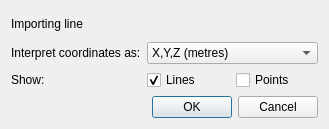
Old version of the form calcam/gui/qt_designer_files/line_coords.ui in the repository euratom-software/calcam.
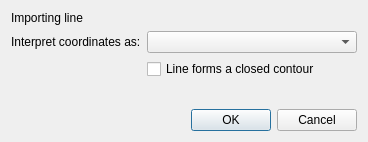
New version of the form.

Commit message: Add exe and icon locations to settings GUI; continue work on 3D viewer for 3D coordinate loading and displaying.

```diff
--- a/calcam/gui/qt_designer_files/line_coords.ui
+++ b/calcam/gui/qt_designer_files/line_coords.ui
@@ -6,14 +6,17 @@
    <rect>
     <x>0</x>
     <y>0</y>
-    <width>304</width>
-    <height>129</height>
+    <width>368</width>
+    <height>142</height>
    </rect>
   </property>
   <property name="windowTitle">
    <string>Line Coordinates</string>
   </property>
   <layout class="QGridLayout" name="gridLayout">
+   <item row="1" column="1" colspan="2">
+    <widget class="QComboBox" name="line_coords_combobox"/>
+   </item>
    <item row="1" column="0">
     <widget class="QLabel" name="label">
      <property name="text">
@@ -21,47 +24,6 @@
      </property>
     </widget>
    </item>
-   <item row="2" column="0">
-    <widget class="QLabel" name="label_2">
-     <property name="text">
-      <string>Show:</string>
-     </property>
-    </widget>
-   </item>
-   <item row="2" column="1">
-    <widget class="QCheckBox" name="show_lines">
-     <property name="text">
-      <string>Lines</string>
-     </property>
-     <property name="checked">
-      <bool>true</bool>
-     </property>
-    </widget>
-   </item>
-   <item row="2" column="2">
-    <widget class="QCheckBox" name="show_points">
-     <property name="text">
-      <string>Points</string>
-     </property>
-     <property name="checked">
-      <bool>false</bool>
-     </property>
-    </widget>
-   </item>
-   <item row="1" column="1" colspan="2">
-    <widget class="QComboBox" name="line_coords_combobox">
-     <item>
-      <property name="text">
-       <string>X,Y,Z (metres)</string>
-      </property>
-     </item>
-     <item>
-      <property name="text">
-       <string>R, Z, Phi (metres, radians)</string>
-      </property>
-     </item>
-    </widget>
-   </item>
    <item row="0" column="0" colspan="3">
     <widget class="QLabel" name="lines_label">
      <property name="text">
@@ -69,7 +31,7 @@
      </property>
     </widget>
    </item>
-   <item row="3" column="0" colspan="3">
+   <item row="4" column="0" colspan="3">
     <widget class="QDialogButtonBox" name="buttonBox">
      <property name="orientation">
       <enum>Qt::Horizontal</enum>
@@ -79,6 +41,26 @@
      </property>
     </widget>
    </item>
+   <item row="2" column="1" colspan="2">
+    <widget class="QCheckBox" name="closed_contour_checkbox">
+     <property name="text">
+      <string>Line forms a closed contour</string>
+     </property>
+    </widget>
+   </item>
+   <item row="3" column="0">
+    <spacer name="verticalSpacer">
+     <property name="orientation">
+      <enum>Qt::Vertical</enum>
+     </property>
+     <property name="sizeHint" stdset="0">
+      <size>
+       <width>20</width>
+       <height>40</height>
+      </size>
+     </property>
+    </spacer>
+   </item>
   </layout>
  </widget>
  <resources/>
```
The commit also changes 7 other files.
